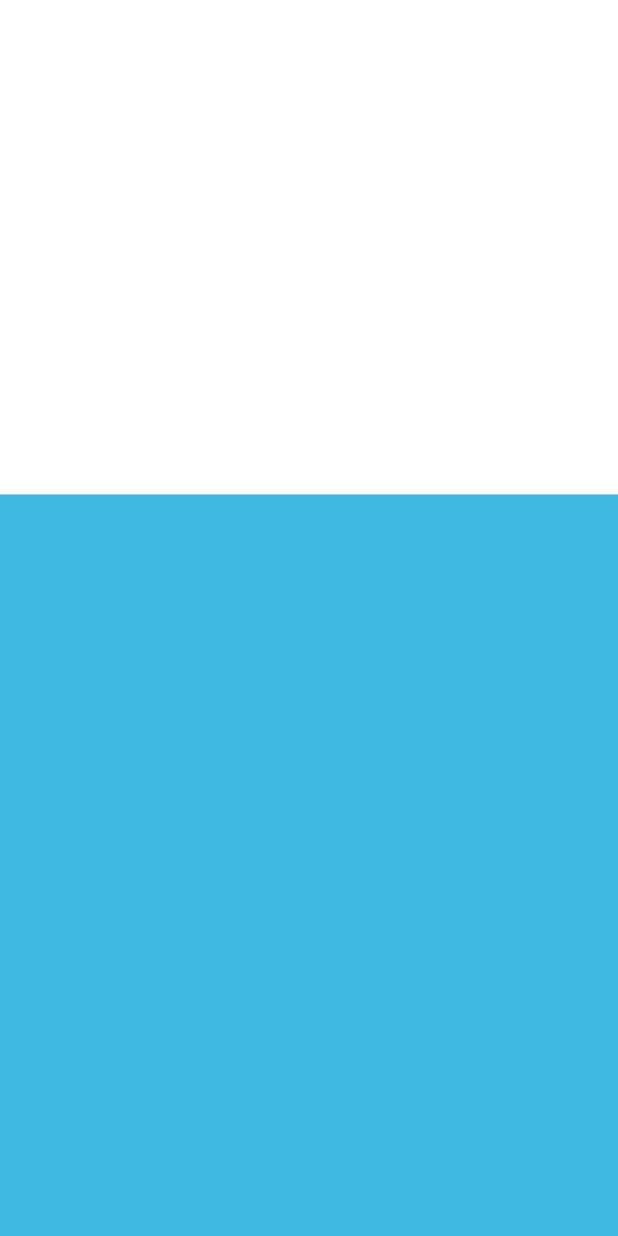
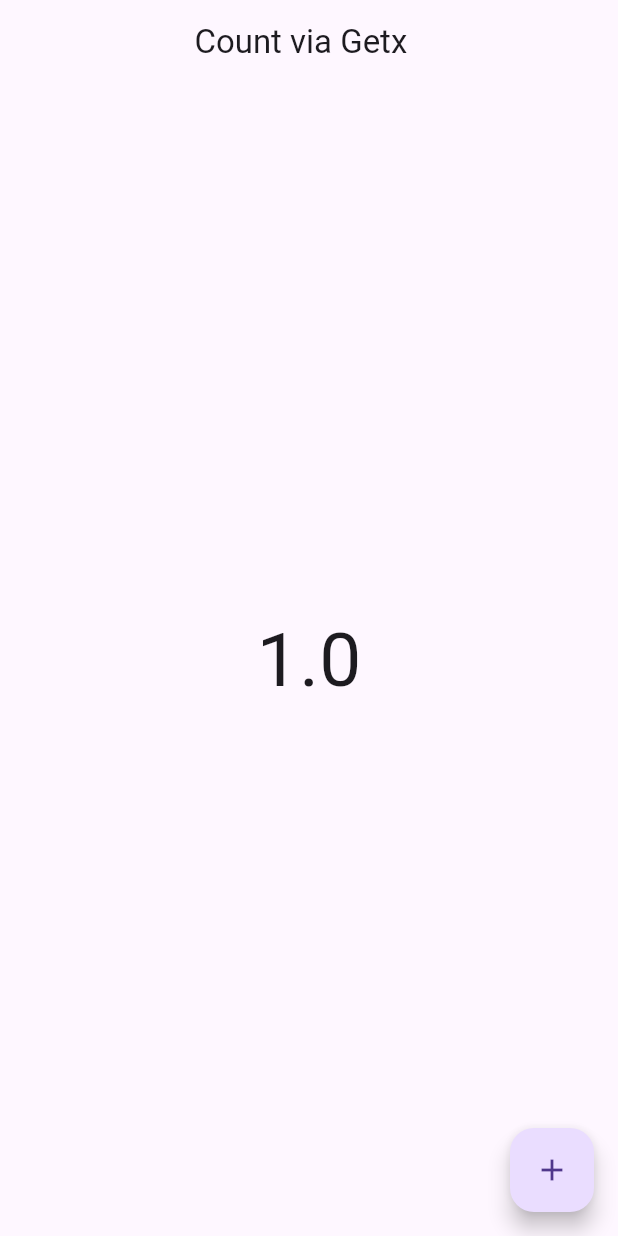
Before and after one commit to iam-talhaa/Getx_State_Managment, a Flutter app: the screen it shows after launch, on a phone screen of 412 x 824 dp. Run offline on Flutter 3.47's test engine with Material 3 defaults, Android fonts, the light colour scheme and no system bars; our stand-ins replace get.

Commit message:
Counter Example getx

```diff
--- /dev/null
+++ b/lib/Counter_controller.dart
@@ -0,0 +1,9 @@
+import 'package:get/get.dart';
+
+class CounterController extends GetxController {
+  RxInt mycounter = 1.obs;
+
+  void IncreamentCounter() {
+    mycounter.value++;
+  }
+}
--- /dev/null
+++ b/lib/Counter_example.dart
@@ -0,0 +1,44 @@
+import 'package:flutter/material.dart';
+import 'package:get/get.dart';
+import 'package:getx_statemangment/Counter_controller.dart';
+
+class CounterExample extends StatefulWidget {
+  const CounterExample({super.key});
+
+  @override
+  State<CounterExample> createState() => _CounterExampleState();
+}
+
+class _CounterExampleState extends State<CounterExample> {
+  final CounterController controller = Get.put(CounterController());
+
+  @override
+  Widget build(BuildContext context) {
+    print("testing");
+    return Scaffold(
+      appBar: AppBar(
+        title: Text('Count via Getx  '),
+        centerTitle: true,
+      ),
+      floatingActionButton: FloatingActionButton(
+          child: Icon(Icons.add),
+          onPressed: () {
+            controller.IncreamentCounter();
+          }),
+      body: Column(
+        mainAxisAlignment: MainAxisAlignment.center,
+        crossAxisAlignment: CrossAxisAlignment.center,
+        children: [
+          Center(
+            child: Obx(
+              () => Text(
+                '${controller.mycounter.toDouble()}',
+                style: TextStyle(fontSize: 50),
+              ),
+            ),
+          ),
+        ],
+      ),
+    );
+  }
+}
--- a/lib/main.dart
+++ b/lib/main.dart
@@ -1,8 +1,7 @@
 import 'package:flutter/material.dart';
 import 'package:get/get.dart';
-import 'package:getx_statemangment/changeTheme.dart';
+import 'package:getx_statemangment/Counter_example.dart';
 import 'package:getx_statemangment/homescree.dart';
-import 'package:getx_statemangment/silani.dart';
 
 void main() {
   runApp(MyApp());
@@ -18,9 +17,9 @@ class MyApp extends StatefulWidget {
 class _MyAppState extends State<MyApp> {
   @override
   Widget build(BuildContext context) {
-    return MaterialApp(
+    return GetMaterialApp(
       debugShowCheckedModeBanner: false,
-      home: StackExample(),
+      home: CounterExample(),
     );
   }
 }
--- a/lib/silani.dart
+++ b/lib/silani.dart
@@ -1,41 +1,38 @@
-import 'package:flutter/material.dart';
+// import 'package:flutter/material.dart';
 
-class StackExample extends StatefulWidget {
-  const StackExample({super.key});
+// class StackExample extends StatefulWidget {
+//   const StackExample({super.key});
 
-  @override
-  State<StackExample> createState() => _StackExampleState();
-}
+//   @override
+//   State<StackExample> createState() => _StackExampleState();
+// }
 
-class _StackExampleState extends State<StackExample> {
-  @override
-  Widget build(BuildContext context) {
-    return Scaffold(
-        body: Column(
-      children: [
-        Stack(
-          clipBehavior: Clip.none,
-          fit: StackFit.loose,
-          children: [
-            Container(
-              color: Color.fromARGB(255, 65, 184, 227),
-              height: MediaQuery.of(context).size.height * 1,
-            ),
-            Container(
-              height: MediaQuery.of(context).size.height * 0.4,
-              width: double.infinity,
-              decoration: BoxDecoration(color: Colors.white),
-            ),
-            Positioned(
-              top: 60,
-              child: Container(
-                height: 40,
-                decoration: BoxDecoration(color: Colors.red),
-              ),
-            )
-          ],
-        )
-      ],
-    ));
-  }
-}
+// class _StackExampleState extends State<StackExample> {
+//   @override
+//   Widget build(BuildContext context) {
+//     return Scaffold(
+//         body: Column(
+//       children: [
+//         Stack(
+//           clipBehavior: Clip.none,
+//           fit: StackFit.loose,
+//           children: [
+//             Container(
+//               color: Color.fromARGB(255, 65, 184, 227),
+//               height: MediaQuery.of(context).size.height * 1,
+//             ),
+//             // Container(
+//             //   height: MediaQuery.of(context).size.height * 0.4,
+//             //   width: double.infinity,
+//             //   decoration: BoxDecoration(color: Colors.white),
+//             // ),
+//             Container(
+//               height: 100,
+//               color: Colors.red,
+//             )
+//           ],
+//         )
+//       ],
+//     ));
+//   }
+// }
```
